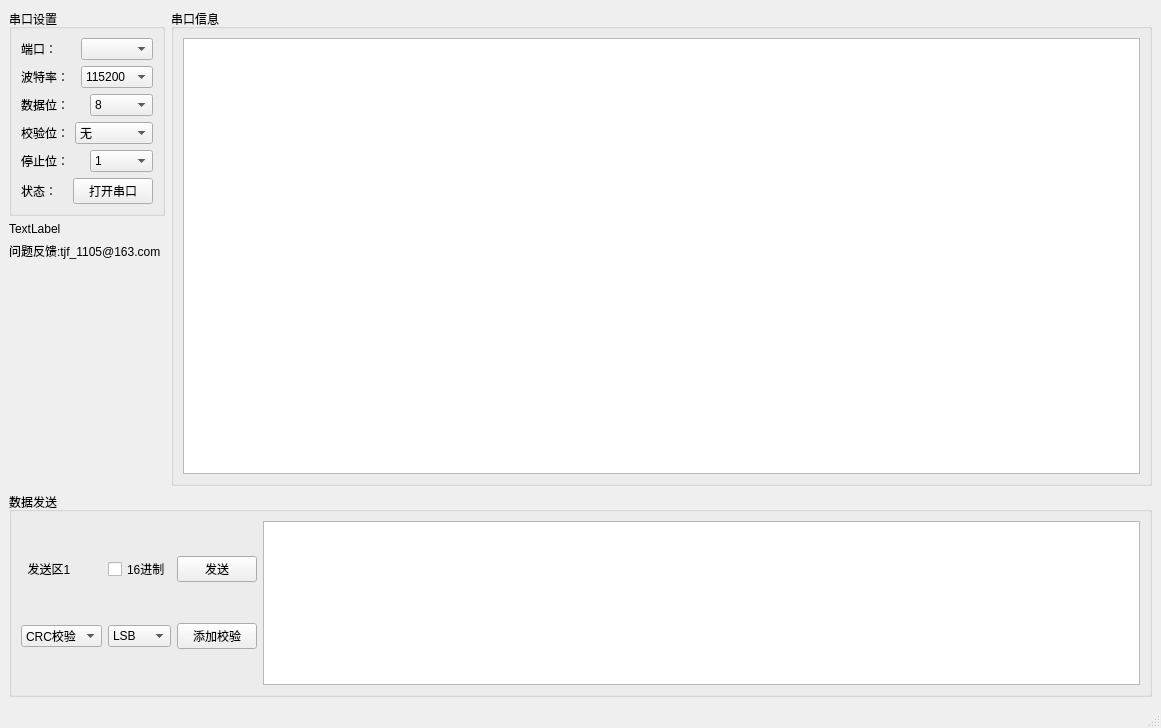
TjfCCC123/ComMonitor, file gui.ui: the form before one commit.
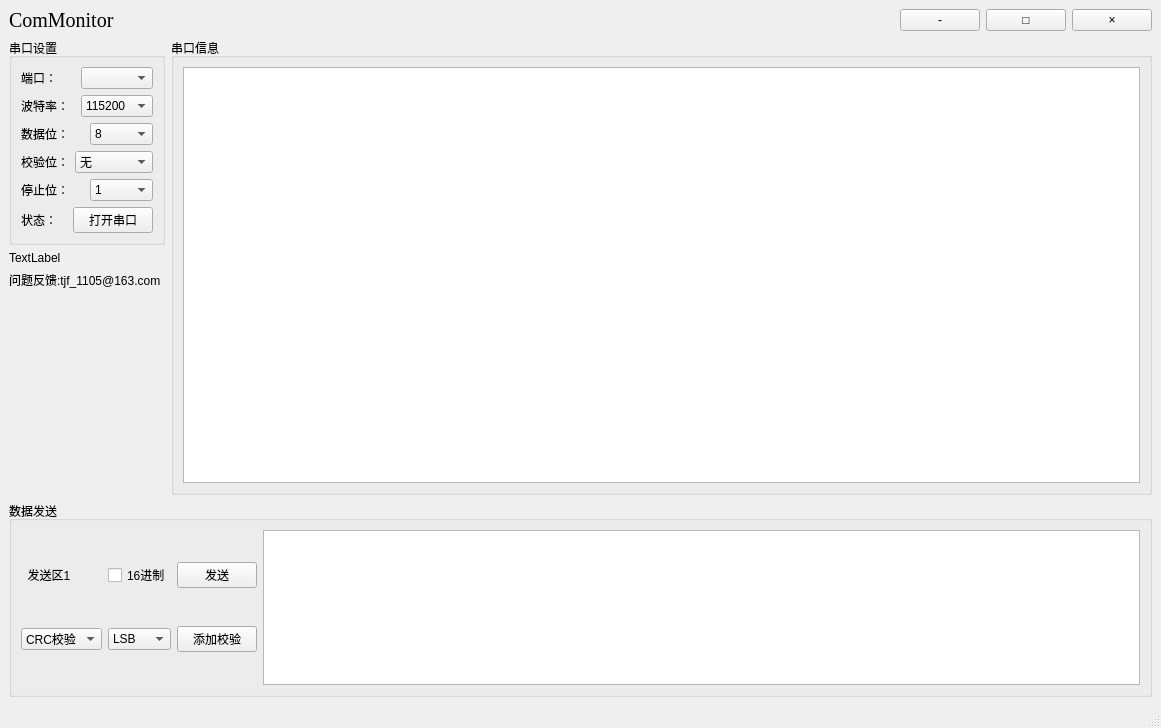
The form after the commit.

Patch:
```diff
--- a/gui.ui
+++ b/gui.ui
@@ -21,6 +21,57 @@
   </property>
   <widget class="QWidget" name="centralwidget">
    <layout class="QVBoxLayout" name="verticalLayout_3">
+    <item>
+     <layout class="QHBoxLayout" name="horizontalLayout_9">
+      <property name="sizeConstraint">
+       <enum>QLayout::SetDefaultConstraint</enum>
+      </property>
+      <item>
+       <widget class="QLabel" name="label_title">
+        <property name="font">
+         <font>
+          <family>Times New Roman</family>
+          <pointsize>15</pointsize>
+         </font>
+        </property>
+        <property name="text">
+         <string>ComMonitor</string>
+        </property>
+       </widget>
+      </item>
+      <item>
+       <widget class="QWidget" name="widget_drag" native="true">
+        <property name="sizePolicy">
+         <sizepolicy hsizetype="Expanding" vsizetype="Preferred">
+          <horstretch>0</horstretch>
+          <verstretch>0</verstretch>
+         </sizepolicy>
+        </property>
+       </widget>
+      </item>
+      <item>
+       <widget class="QPushButton" name="pushButton_windowminimized">
+        <property name="text">
+         <string>-</string>
+        </property>
+       </widget>
+      </item>
+      <item>
+       <widget class="QPushButton" name="pushButton_windowMaximized">
+        <property name="text">
+         <string>□</string>
+        </property>
+       </widget>
+      </item>
+      <item>
+       <widget class="QPushButton" name="pushButton_close">
+        <property name="text">
+         <string>×</string>
+        </property>
+       </widget>
+      </item>
+     </layout>
+    </item>
     <item>
      <layout class="QVBoxLayout" name="verticalLayout" stretch="7,3">
       <item>
```
